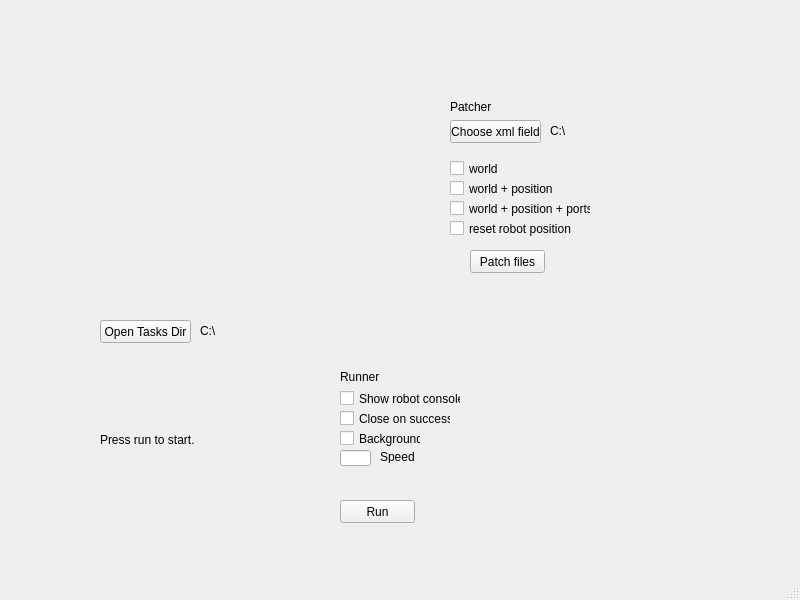
The window that mainwindow.ui (khodand/trik-checkapp-old) describes before a commit, drawn with Qt 5.
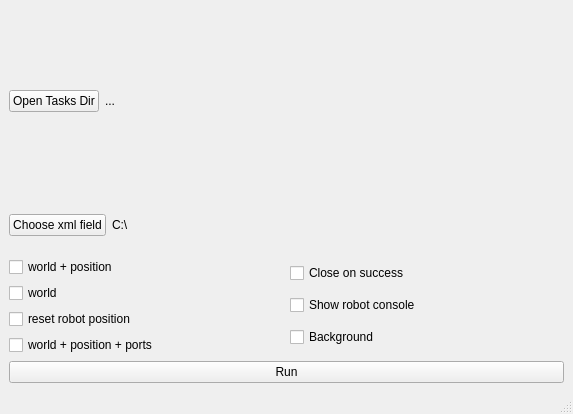
The same window after the commit. Icons and pictures are not drawn.

Commit message: Add simple layout

Diff of the .ui file:
```diff
--- a/mainwindow.ui
+++ b/mainwindow.ui
@@ -6,258 +6,154 @@
    <rect>
     <x>0</x>
     <y>0</y>
-    <width>800</width>
-    <height>600</height>
+    <width>573</width>
+    <height>414</height>
    </rect>
   </property>
   <property name="windowTitle">
    <string>MainWindow</string>
   </property>
   <widget class="QWidget" name="centralwidget">
+   <layout class="QVBoxLayout" name="verticalLayout">
+    <item>
+     <layout class="QVBoxLayout" name="verticalLayout_5">
+      <item>
+       <layout class="QHBoxLayout" name="horizontalLayout">
+        <item>
    <widget class="QPushButton" name="openTasks">
-    <property name="geometry">
-     <rect>
-      <x>100</x>
-      <y>320</y>
-      <width>91</width>
-      <height>23</height>
-     </rect>
-    </property>
     <property name="text">
      <string>Open Tasks Dir</string>
     </property>
    </widget>
+        </item>
+        <item>
    <widget class="QLabel" name="currentTasksDir">
-    <property name="geometry">
-     <rect>
-      <x>200</x>
-      <y>320</y>
-      <width>241</width>
-      <height>21</height>
-     </rect>
-    </property>
     <property name="text">
-     <string>C:\</string>
-    </property>
-   </widget>
-   <widget class="QPushButton" name="runCheckButton">
-    <property name="geometry">
-     <rect>
-      <x>340</x>
-      <y>500</y>
-      <width>75</width>
-      <height>23</height>
-     </rect>
-    </property>
-    <property name="text">
-     <string>Run</string>
-    </property>
-   </widget>
-   <widget class="QCheckBox" name="closeOnSuccessOption">
-    <property name="geometry">
-     <rect>
-      <x>340</x>
-      <y>410</y>
-      <width>111</width>
-      <height>17</height>
-     </rect>
-    </property>
-    <property name="text">
-     <string>Close on success</string>
-    </property>
-   </widget>
+           <string>...</string>
+          </property>
+         </widget>
+        </item>
+        <item>
+         <spacer name="horizontalSpacer">
+          <property name="orientation">
+           <enum>Qt::Horizontal</enum>
+          </property>
+          <property name="sizeHint" stdset="0">
+           <size>
+            <width>40</width>
+            <height>20</height>
+           </size>
+          </property>
+         </spacer>
+        </item>
+       </layout>
+      </item>
+      <item>
+       <layout class="QVBoxLayout" name="verticalLayout_2">
+        <item>
+         <layout class="QHBoxLayout" name="horizontalLayout_2">
+          <item>
    <widget class="QPushButton" name="chooseField">
-    <property name="geometry">
-     <rect>
-      <x>450</x>
-      <y>120</y>
-      <width>91</width>
-      <height>23</height>
-     </rect>
-    </property>
     <property name="text">
      <string>Choose xml field</string>
     </property>
    </widget>
-   <widget class="QCheckBox" name="backgroundOption">
-    <property name="geometry">
-     <rect>
-      <x>340</x>
-      <y>430</y>
-      <width>81</width>
-      <height>17</height>
-     </rect>
-    </property>
+          </item>
+          <item>
+           <widget class="QLabel" name="xmlFieldPath">
     <property name="text">
-     <string>Background</string>
-    </property>
-   </widget>
-   <widget class="QLineEdit" name="speedLineEdit">
-    <property name="geometry">
-     <rect>
-      <x>340</x>
-      <y>450</y>
-      <width>31</width>
-      <height>16</height>
-     </rect>
-    </property>
-    <property name="text">
-     <string/>
-    </property>
-   </widget>
-   <widget class="QLabel" name="speedLabel">
-    <property name="geometry">
-     <rect>
-      <x>380</x>
-      <y>450</y>
-      <width>47</width>
-      <height>13</height>
-     </rect>
-    </property>
-    <property name="text">
-     <string>Speed</string>
-    </property>
-   </widget>
-   <widget class="QLabel" name="messageLabel">
-    <property name="geometry">
-     <rect>
-      <x>100</x>
-      <y>430</y>
-      <width>171</width>
+             <string>C:\</string>
+            </property>
+           </widget>
+          </item>
+          <item>
+           <spacer name="horizontalSpacer_2">
+            <property name="orientation">
+             <enum>Qt::Horizontal</enum>
+            </property>
+            <property name="sizeHint" stdset="0">
+             <size>
+              <width>40</width>
       <height>20</height>
-     </rect>
-    </property>
-    <property name="text">
-     <string>Press run to start.</string>
-    </property>
-   </widget>
-   <widget class="QLabel" name="label">
-    <property name="geometry">
-     <rect>
-      <x>340</x>
-      <y>370</y>
-      <width>47</width>
-      <height>13</height>
-     </rect>
-    </property>
-    <property name="text">
-     <string>Runner</string>
-    </property>
-   </widget>
-   <widget class="QLabel" name="label_2">
-    <property name="geometry">
-     <rect>
-      <x>450</x>
-      <y>100</y>
-      <width>47</width>
-      <height>13</height>
-     </rect>
-    </property>
-    <property name="text">
-     <string>Patcher</string>
-    </property>
-   </widget>
-   <widget class="QPushButton" name="patcherButton">
-    <property name="geometry">
-     <rect>
-      <x>470</x>
-      <y>250</y>
-      <width>75</width>
-      <height>23</height>
-     </rect>
-    </property>
-    <property name="text">
-     <string>Patch files</string>
-    </property>
-   </widget>
-   <widget class="QCheckBox" name="wPPCheckBox">
-    <property name="geometry">
-     <rect>
-      <x>450</x>
-      <y>200</y>
-      <width>141</width>
-      <height>17</height>
-     </rect>
-    </property>
-    <property name="text">
-     <string>world + position + ports</string>
-    </property>
-   </widget>
+             </size>
+            </property>
+           </spacer>
+          </item>
+         </layout>
+        </item>
+        <item>
+         <layout class="QHBoxLayout" name="horizontalLayout_3">
+          <item>
+           <layout class="QVBoxLayout" name="verticalLayout_3">
+            <item>
    <widget class="QCheckBox" name="wPcheckBox">
-    <property name="geometry">
-     <rect>
-      <x>450</x>
-      <y>180</y>
-      <width>141</width>
-      <height>17</height>
-     </rect>
-    </property>
     <property name="text">
      <string>world + position</string>
     </property>
    </widget>
+            </item>
+            <item>
    <widget class="QCheckBox" name="worldCheckBox">
-    <property name="geometry">
-     <rect>
-      <x>450</x>
-      <y>160</y>
-      <width>141</width>
-      <height>17</height>
-     </rect>
-    </property>
     <property name="text">
      <string>world</string>
     </property>
    </widget>
-   <widget class="QLabel" name="xmlFieldPath">
-    <property name="geometry">
-     <rect>
-      <x>550</x>
-      <y>120</y>
-      <width>241</width>
-      <height>21</height>
-     </rect>
-    </property>
-    <property name="text">
-     <string>C:\</string>
-    </property>
-   </widget>
+            </item>
+            <item>
    <widget class="QCheckBox" name="resetPCheckBox">
-    <property name="geometry">
-     <rect>
-      <x>450</x>
-      <y>220</y>
-      <width>141</width>
-      <height>17</height>
-     </rect>
-    </property>
     <property name="text">
      <string>reset robot position</string>
     </property>
    </widget>
+            </item>
+            <item>
+             <widget class="QCheckBox" name="wPPCheckBox">
+              <property name="text">
+               <string>world + position + ports</string>
+              </property>
+             </widget>
+            </item>
+           </layout>
+          </item>
+          <item>
+           <layout class="QVBoxLayout" name="verticalLayout_4">
+            <item>
+             <widget class="QCheckBox" name="closeOnSuccessOption">
+              <property name="text">
+               <string>Close on success</string>
+              </property>
+             </widget>
+            </item>
+            <item>
    <widget class="QCheckBox" name="showConsolecheckBox">
-    <property name="geometry">
-     <rect>
-      <x>340</x>
-      <y>390</y>
-      <width>121</width>
-      <height>17</height>
-     </rect>
-    </property>
     <property name="text">
      <string>Show robot console</string>
     </property>
    </widget>
-  </widget>
-  <widget class="QMenuBar" name="menubar">
-   <property name="geometry">
-    <rect>
-     <x>0</x>
-     <y>0</y>
-     <width>800</width>
-     <height>21</height>
-    </rect>
-   </property>
+            </item>
+            <item>
+             <widget class="QCheckBox" name="backgroundOption">
+              <property name="text">
+               <string>Background</string>
+              </property>
+             </widget>
+            </item>
+           </layout>
+          </item>
+         </layout>
+        </item>
+        <item>
+         <widget class="QPushButton" name="runCheckButton">
+          <property name="text">
+           <string>Run</string>
+          </property>
+         </widget>
+        </item>
+       </layout>
+      </item>
+     </layout>
+    </item>
+   </layout>
   </widget>
   <widget class="QStatusBar" name="statusbar"/>
  </widget>
```
Left out of the diff: 4 changed lines with no effect on the pictures. Lines whose indentation alone changed are shown as unchanged.
